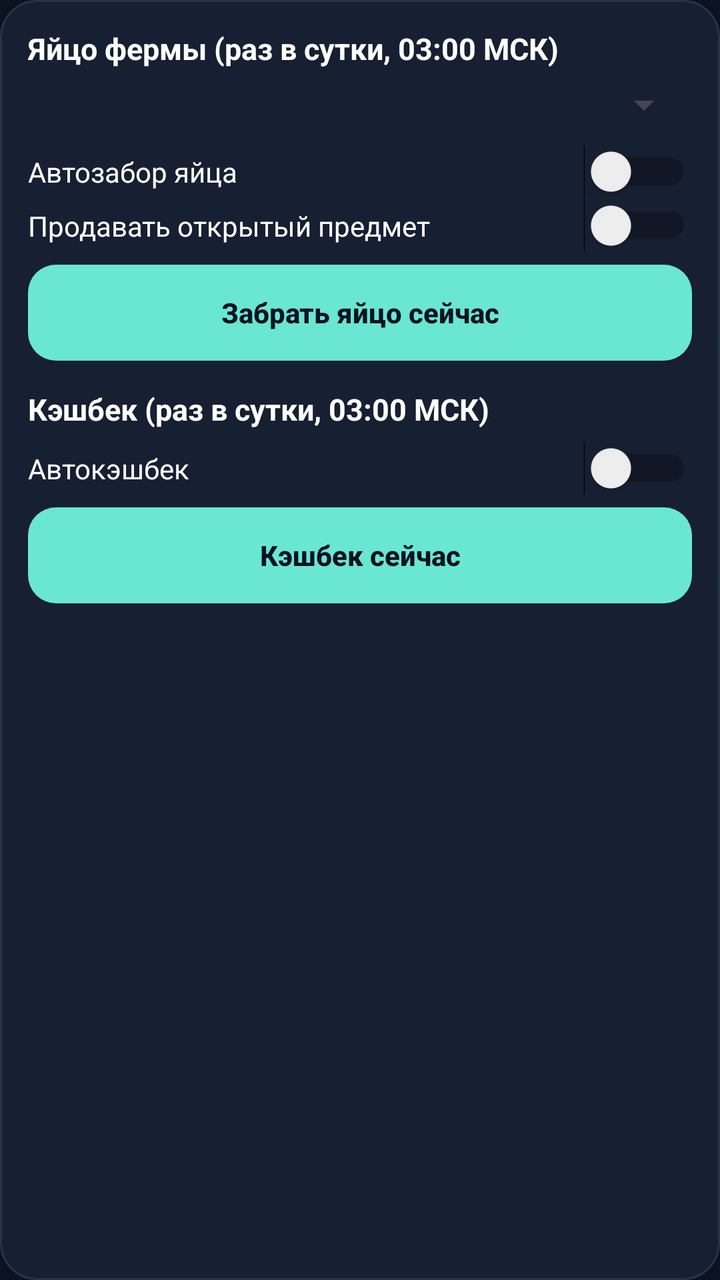
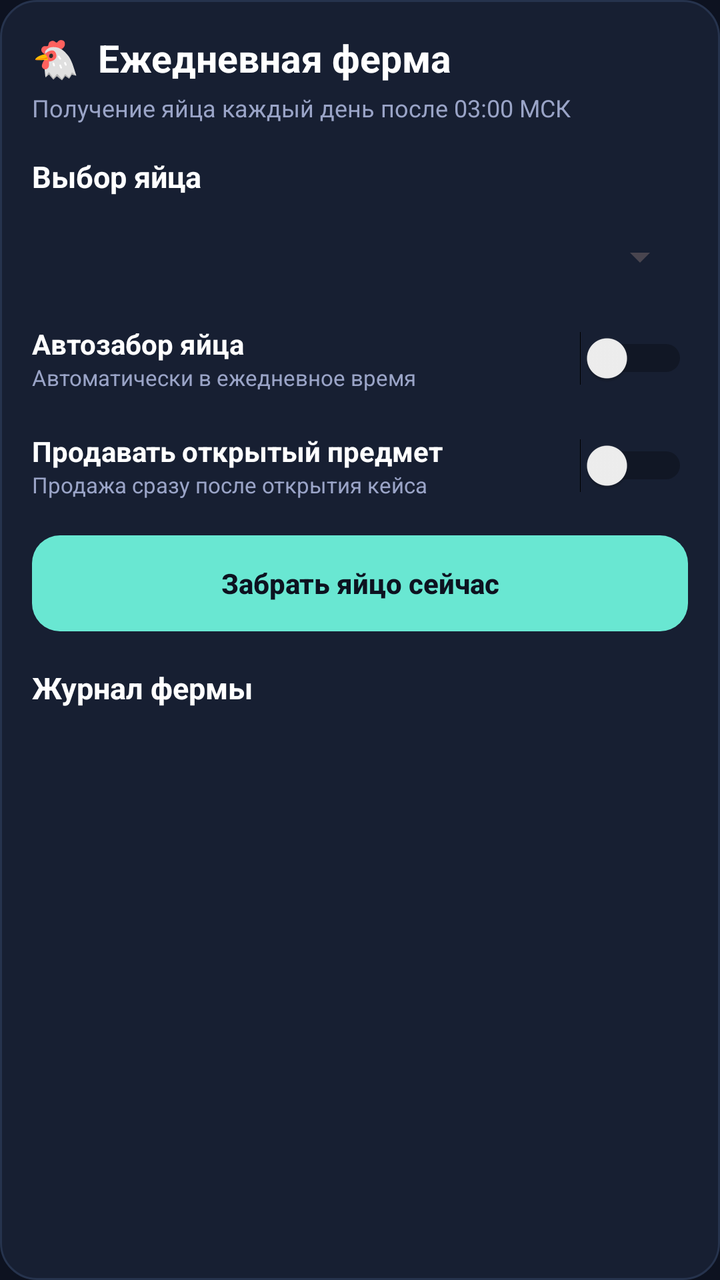

Compare the two renders of this Android layout. The source of the first and the diff that turns it into the second are given below.
<!-- AndroidManifest.xml: application theme Theme.Cs2a -->
<!-- res/layout/panel_farm.xml -->
<?xml version="1.0" encoding="utf-8"?>
<LinearLayout xmlns:android="http://schemas.android.com/apk/res/android"
    android:layout_width="match_parent"
    android:layout_height="wrap_content"
    android:orientation="vertical"
    android:background="@drawable/panel_surface"
    android:padding="14dp"
    android:layout_marginBottom="10dp">

    <TextView style="@style/CardLabel" android:text="Яйцо фермы (раз в сутки, 03:00 МСК)" android:layout_marginTop="0dp" />
    <Spinner android:id="@+id/farmEggSpinner" android:layout_width="match_parent" android:layout_height="wrap_content" />

    <LinearLayout android:layout_width="match_parent" android:layout_height="wrap_content" android:orientation="horizontal" android:gravity="center_vertical" android:layout_marginTop="8dp">
        <TextView android:layout_width="0dp" android:layout_height="wrap_content" android:layout_weight="1" android:text="Автозабор яйца" android:textColor="@color/text" />
        <Switch android:id="@+id/farmAutoSwitch" android:layout_width="wrap_content" android:layout_height="wrap_content" />
    </LinearLayout>

    <LinearLayout android:layout_width="match_parent" android:layout_height="wrap_content" android:orientation="horizontal" android:gravity="center_vertical">
        <TextView android:layout_width="0dp" android:layout_height="wrap_content" android:layout_weight="1" android:text="Продавать открытый предмет" android:textColor="@color/text" />
        <Switch android:id="@+id/farmSellSwitch" android:layout_width="wrap_content" android:layout_height="wrap_content" />
    </LinearLayout>

    <Button android:id="@+id/farmClaimBtn" android:layout_width="match_parent" android:layout_height="wrap_content" android:text="Забрать яйцо сейчас" android:layout_marginTop="6dp" />

    <TextView style="@style/CardLabel" android:text="Кэшбек (раз в сутки, 03:00 МСК)" />
    <LinearLayout android:layout_width="match_parent" android:layout_height="wrap_content" android:orientation="horizontal" android:gravity="center_vertical">
        <TextView android:layout_width="0dp" android:layout_height="wrap_content" android:layout_weight="1" android:text="Автокэшбек" android:textColor="@color/text" />
        <Switch android:id="@+id/cashbackAutoSwitch" android:layout_width="wrap_content" android:layout_height="wrap_content" />
    </LinearLayout>
    <Button android:id="@+id/cashbackClaimBtn" android:layout_width="match_parent" android:layout_height="wrap_content" android:text="Кэшбек сейчас" android:layout_marginTop="6dp" />

    <androidx.core.widget.NestedScrollView
        android:layout_width="match_parent"
        android:layout_height="180dp"
        android:fillViewport="true"
        android:overScrollMode="ifContentScrolls">
        <TextView android:id="@+id/farmLog" style="@style/LogText" android:text="" />
    </androidx.core.widget.NestedScrollView>
</LinearLayout>
<!-- resources referenced by this layout -->
<resources>
  <color name="text">#ffffff</color>
  <!-- drawable panel_surface (drawable) -->
  <?xml version="1.0" encoding="utf-8"?>
  <shape xmlns:android="http://schemas.android.com/apk/res/android" android:shape="rectangle">
      <solid android:color="@color/card" />
      <corners android:radius="18dp" />
      <stroke android:width="1dp" android:color="@color/surface" />
  </shape>
  <style name="CardLabel">
          <item name="android:layout_width">wrap_content</item>
          <item name="android:layout_height">wrap_content</item>
          <item name="android:textColor">@color/text</item>
          <item name="android:textStyle">bold</item>
          <item name="android:textSize">15sp</item>
          <item name="android:layout_marginTop">14dp</item>
          <item name="android:layout_marginBottom">6dp</item>
      </style>
  <style name="LogText">
          <item name="android:layout_width">match_parent</item>
          <item name="android:layout_height">wrap_content</item>
          <item name="android:textColor">@color/textDim</item>
          <item name="android:textSize">12sp</item>
          <item name="android:background">@color/card</item>
          <item name="android:padding">10dp</item>
          <item name="android:layout_marginTop">10dp</item>
          <item name="android:fontFamily">monospace</item>
      </style>
  <style name="Theme.Cs2a" parent="Theme.Material3.DayNight.NoActionBar">
          <item name="android:windowBackground">@color/bg</item>
          <item name="materialButtonStyle">@style/AppButton</item>
          <item name="colorPrimary">@color/accent</item>
          <item name="colorOnPrimary">@color/bg</item>
          <item name="android:statusBarColor" tools:targetApi="21">@color/bg</item>
      </style>
  <color name="card">#171F32</color>
  <color name="surface">#26334D</color>
  <color name="textDim">#9aa4c7</color>
  <color name="bg">#0D1220</color>
  <style name="AppButton" parent="Widget.Material3.Button">
          <item name="android:layout_height">48dp</item>
          <item name="android:minHeight">48dp</item>
          <item name="android:insetTop">0dp</item>
          <item name="android:insetBottom">0dp</item>
          <item name="android:insetLeft">0dp</item>
          <item name="android:insetRight">0dp</item>
          <item name="cornerRadius">14dp</item>
          <item name="android:textAllCaps">false</item>
          <item name="android:textStyle">bold</item>
          <item name="android:letterSpacing">0</item>
      </style>
  <color name="accent">#69E7D2</color>
</resources>

<!-- the commit's change to res/layout/panel_farm.xml (unified diff, before → after) -->
@@ -1,39 +1,28 @@
 <?xml version="1.0" encoding="utf-8"?>
 <LinearLayout xmlns:android="http://schemas.android.com/apk/res/android"
-    android:layout_width="match_parent"
-    android:layout_height="wrap_content"
-    android:orientation="vertical"
-    android:background="@drawable/panel_surface"
-    android:padding="14dp"
-    android:layout_marginBottom="10dp">
-
-    <TextView style="@style/CardLabel" android:text="Яйцо фермы (раз в сутки, 03:00 МСК)" android:layout_marginTop="0dp" />
-    <Spinner android:id="@+id/farmEggSpinner" android:layout_width="match_parent" android:layout_height="wrap_content" />
-
-    <LinearLayout android:layout_width="match_parent" android:layout_height="wrap_content" android:orientation="horizontal" android:gravity="center_vertical" android:layout_marginTop="8dp">
-        <TextView android:layout_width="0dp" android:layout_height="wrap_content" android:layout_weight="1" android:text="Автозабор яйца" android:textColor="@color/text" />
-        <Switch android:id="@+id/farmAutoSwitch" android:layout_width="wrap_content" android:layout_height="wrap_content" />
-    </LinearLayout>
-
-    <LinearLayout android:layout_width="match_parent" android:layout_height="wrap_content" android:orientation="horizontal" android:gravity="center_vertical">
-        <TextView android:layout_width="0dp" android:layout_height="wrap_content" android:layout_weight="1" android:text="Продавать открытый предмет" android:textColor="@color/text" />
-        <Switch android:id="@+id/farmSellSwitch" android:layout_width="wrap_content" android:layout_height="wrap_content" />
-    </LinearLayout>
-
-    <Button android:id="@+id/farmClaimBtn" android:layout_width="match_parent" android:layout_height="wrap_content" android:text="Забрать яйцо сейчас" android:layout_marginTop="6dp" />
-
-    <TextView style="@style/CardLabel" android:text="Кэшбек (раз в сутки, 03:00 МСК)" />
-    <LinearLayout android:layout_width="match_parent" android:layout_height="wrap_content" android:orientation="horizontal" android:gravity="center_vertical">
-        <TextView android:layout_width="0dp" android:layout_height="wrap_content" android:layout_weight="1" android:text="Автокэшбек" android:textColor="@color/text" />
-        <Switch android:id="@+id/cashbackAutoSwitch" android:layout_width="wrap_content" android:layout_height="wrap_content" />
-    </LinearLayout>
-    <Button android:id="@+id/cashbackClaimBtn" android:layout_width="match_parent" android:layout_height="wrap_content" android:text="Кэшбек сейчас" android:layout_marginTop="6dp" />
-
-    <androidx.core.widget.NestedScrollView
-        android:layout_width="match_parent"
-        android:layout_height="180dp"
-        android:fillViewport="true"
-        android:overScrollMode="ifContentScrolls">
-        <TextView android:id="@+id/farmLog" style="@style/LogText" android:text="" />
-    </androidx.core.widget.NestedScrollView>
+ android:layout_width="match_parent" android:layout_height="wrap_content" android:orientation="vertical"
+ android:background="@drawable/panel_surface" android:padding="16dp" android:layout_marginBottom="10dp">
+ <TextView android:layout_width="match_parent" android:layout_height="wrap_content" android:text="🐔  Ежедневная ферма" android:textColor="@color/text" android:textStyle="bold" android:textSize="19sp"/>
+ <TextView android:layout_width="match_parent" android:layout_height="wrap_content" android:layout_marginTop="4dp" android:text="Получение яйца каждый день после 03:00 МСК" android:textColor="@color/textDim" android:textSize="12sp"/>
+ <TextView style="@style/CardLabel" android:text="Выбор яйца" android:layout_marginTop="16dp"/>
+ <Spinner android:id="@+id/farmEggSpinner" android:layout_width="match_parent" android:layout_height="48dp"/>
+ <LinearLayout android:layout_width="match_parent" android:layout_height="wrap_content" android:orientation="horizontal" android:gravity="center_vertical" android:paddingVertical="10dp">
+  <LinearLayout android:layout_width="0dp" android:layout_height="wrap_content" android:layout_weight="1" android:orientation="vertical">
+   <TextView android:layout_width="wrap_content" android:layout_height="wrap_content" android:text="Автозабор яйца" android:textColor="@color/text" android:textStyle="bold"/>
+   <TextView android:layout_width="wrap_content" android:layout_height="wrap_content" android:text="Автоматически в ежедневное время" android:textColor="@color/textDim" android:textSize="11sp"/>
+  </LinearLayout>
+  <Switch android:id="@+id/farmAutoSwitch" android:layout_width="wrap_content" android:layout_height="wrap_content"/>
+ </LinearLayout>
+ <LinearLayout android:layout_width="match_parent" android:layout_height="wrap_content" android:orientation="horizontal" android:gravity="center_vertical" android:paddingVertical="10dp">
+  <LinearLayout android:layout_width="0dp" android:layout_height="wrap_content" android:layout_weight="1" android:orientation="vertical">
+   <TextView android:layout_width="wrap_content" android:layout_height="wrap_content" android:text="Продавать открытый предмет" android:textColor="@color/text" android:textStyle="bold"/>
+   <TextView android:layout_width="wrap_content" android:layout_height="wrap_content" android:text="Продажа сразу после открытия кейса" android:textColor="@color/textDim" android:textSize="11sp"/>
+  </LinearLayout>
+  <Switch android:id="@+id/farmSellSwitch" android:layout_width="wrap_content" android:layout_height="wrap_content"/>
+ </LinearLayout>
+ <Button android:id="@+id/farmClaimBtn" android:layout_width="match_parent" android:layout_height="48dp" android:text="Забрать яйцо сейчас" android:layout_marginTop="8dp"/>
+ <TextView style="@style/CardLabel" android:text="Журнал фермы" android:layout_marginTop="18dp"/>
+ <androidx.core.widget.NestedScrollView android:layout_width="match_parent" android:layout_height="180dp" android:fillViewport="true" android:overScrollMode="ifContentScrolls">
+  <TextView android:id="@+id/farmLog" style="@style/LogText" android:text=""/>
+ </androidx.core.widget.NestedScrollView>
 </LinearLayout>
